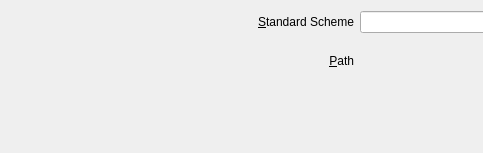
This is kcontrol/keys/select_scheme_dialog.ui in mgottschlag/kwin-tiling as Qt 5 draws it before an edit; both pictures show x 0 to 483 and y 0 to 153 of the 696 by 153 pixel window. The edited form follows.
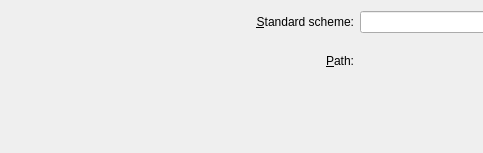
This is the edited form. Custom widgets are drawn as their Qt base class.

Commit message: i18n style guide fixes

What changed in the file:
```diff
--- a/kcontrol/keys/select_scheme_dialog.ui
+++ b/kcontrol/keys/select_scheme_dialog.ui
@@ -47,7 +47,7 @@
        <string>Select one of the standard KDE shortcut schemes</string>
       </property>
       <property name="text" >
-       <string>&amp;Standard Scheme</string>
+       <string>&amp;Standard scheme:</string>
       </property>
       <property name="alignment" >
        <set>Qt::AlignRight|Qt::AlignTrailing|Qt::AlignVCenter</set>
@@ -100,7 +100,7 @@
        <string>Select a shortcut scheme file</string>
       </property>
       <property name="text" >
-       <string>&amp;Path</string>
+       <string>&amp;Path:</string>
       </property>
       <property name="alignment" >
        <set>Qt::AlignRight|Qt::AlignTrailing|Qt::AlignVCenter</set>
```
Left out of the diff: 2 changed lines with no effect on the pictures. The commit also changes 1 other file.
